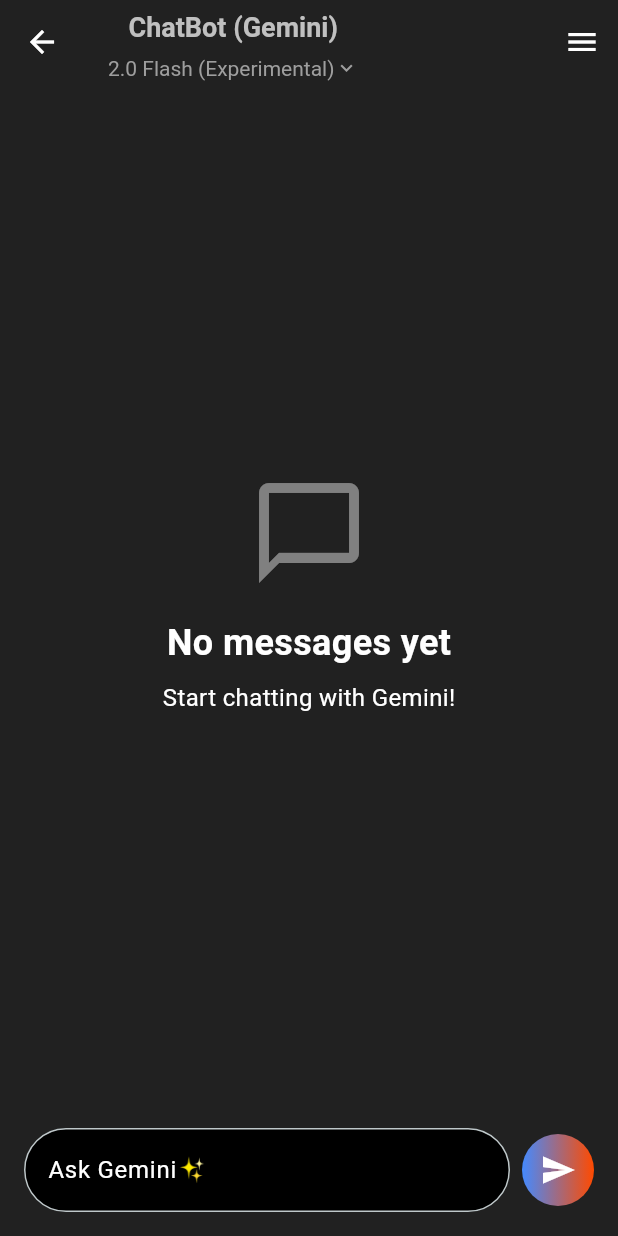
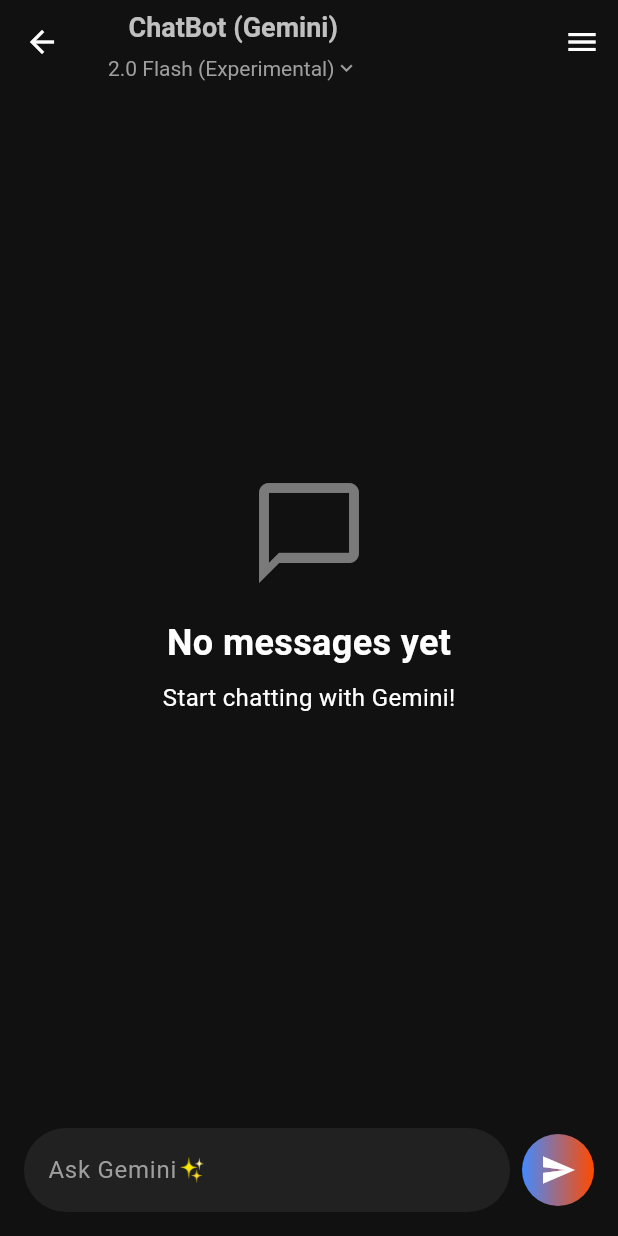
Before and after one commit to Udean777/habit_tracker, a Flutter app: the screen it shows after launch, item 3 of the bottom bar chosen, on a phone screen of 412 x 824 dp. Run offline on Flutter 3.47's test engine with Material 3 defaults, Android fonts, the light colour scheme and no system bars; our stand-ins replace drift, easy_date_timeline, flex_color_scheme, flutter_dotenv, flutter_hooks, flutter_local_notifications and 5 more; accounts and stored records are empty; generated files the repository leaves out were written again.

Commit message:
CHNG: Refactor chat UI components, update color scheme, and implement formatted text parsing

```diff
--- a/lib/presentation/chatbot/chat_page.dart
+++ b/lib/presentation/chatbot/chat_page.dart
@@ -172,7 +172,6 @@
     return GestureDetector(
       onTap: () => FocusScope.of(context).unfocus(),
       child: Scaffold(
-        backgroundColor: Colors.grey[900],
         appBar: AppBar(
           elevation: 0,
           backgroundColor: Colors.transparent,
@@ -225,7 +224,7 @@
           },
           loading: () => const Center(child: CircularProgressIndicator()),
           error: (error, stack) {
-            print(error);
+            // print(error);
             return Center(child: Text('Error: $error'));
           },
         ),
--- a/lib/presentation/chatbot/widgets/bottom_bar.dart
+++ b/lib/presentation/chatbot/widgets/bottom_bar.dart
@@ -25,17 +25,14 @@
               controller: textController,
               decoration: InputDecoration(
                 filled: true,
-                fillColor: Colors.black,
+                fillColor: Colors.grey[900],
                 hintText: 'Ask Gemini✨',
                 hintStyle: TextStyle(
-                  color: Colors.white,
+                  color: Colors.grey[500],
                 ),
                 border: OutlineInputBorder(
                   borderRadius: BorderRadius.circular(30),
-                  borderSide: BorderSide(
-                    color: Colors.white,
-                    width: 5.0,
-                  ),
+                  borderSide: BorderSide.none,
                 ),
               ),
               style: TextStyle(
--- a/lib/presentation/chatbot/widgets/sidebar.dart
+++ b/lib/presentation/chatbot/widgets/sidebar.dart
@@ -25,7 +25,7 @@
 
     return Container(
       width: 300,
-      color: Colors.black12,
+      color: Colors.grey[900],
       child: Column(
         children: [
           Padding(
--- a/pubspec.yaml
+++ b/pubspec.yaml
@@ -16,7 +16,7 @@
 # https://developer.apple.com/library/archive/documentation/General/Reference/InfoPlistKeyReference/Articles/CoreFoundationKeys.html
 # In Windows, build-name is used as the major, minor, and patch parts
 # of the product and file versions while build-number is used as the build suffix.
-version: 1.0.2+3
+version: 1.0.2+4
 
 environment:
   sdk: ^3.6.0
```
Also changed, not shown: lib/core/utils/parse_formatted_text.dart (added, +51 -0 lines), lib/presentation/chatbot/widgets/main_content.dart (+11 -53 lines), 2 other files.
